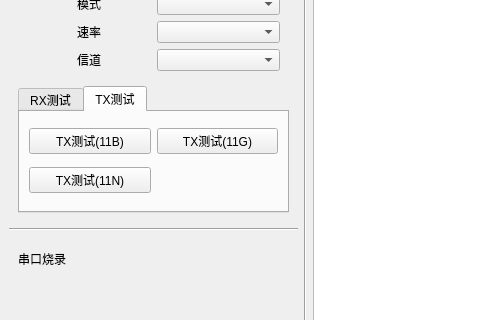
Above: lightningsemi.ui from selamangit/lightsemi-rf-test-tool before the change; both pictures show x 0 to 480 and y 219 to 539 of the 1073 by 699 pixel window. Below: the same form after it.
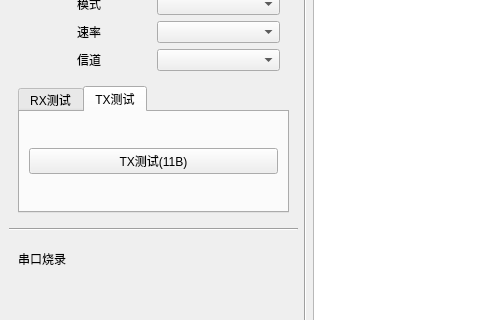
That is the form after the change. The open tabs and pages were chosen to show the change.

```diff
--- a/lightningsemi.ui
+++ b/lightningsemi.ui
@@ -531,20 +531,6 @@
              </property>
             </widget>
            </item>
-           <item row="0" column="1">
-            <widget class="QPushButton" name="pushButton_10">
-             <property name="text">
-              <string>TX测试(11G)</string>
-             </property>
-            </widget>
-           </item>
-           <item row="1" column="0">
-            <widget class="QPushButton" name="pushButton_11">
-             <property name="text">
-              <string>TX测试(11N)</string>
-             </property>
-            </widget>
-           </item>
           </layout>
          </widget>
         </widget>
```
Left out of the diff: 9 changed lines with no effect on the pictures.
